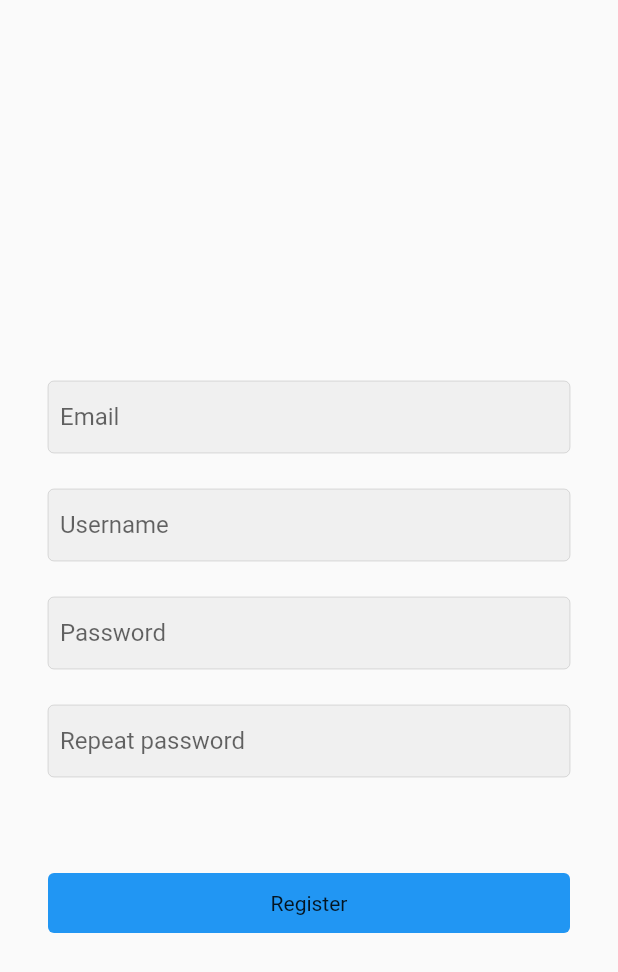
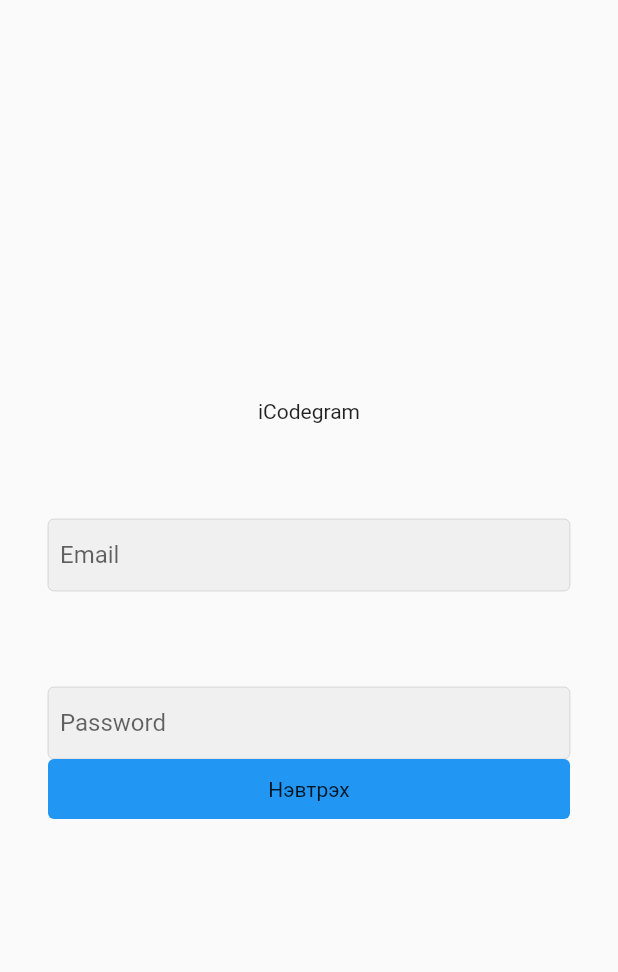
Before and after one commit to OtgonmunkhG/flutter, a Flutter app: the screen it shows after launch, on a phone screen of 412 x 824 dp. Shown: the top 972 px of the screen. Run offline on Flutter 3.47's test engine with Material 2 defaults, Android fonts, the light colour scheme and no system bars; our stand-ins replace cloud_firestore, file_picker, firebase_auth, firebase_core, google_nav_bar, hive and 3 more; missing offline and left inert: starter, word_search_safety; accounts and stored records are empty.

Commit message:
day21 signin with firebase

```diff
--- a/icode_gram/lib/main.dart
+++ b/icode_gram/lib/main.dart
@@ -1,11 +1,12 @@
 import 'package:flutter/material.dart';
 import 'package:firebase_core/firebase_core.dart';
+import 'package:icode_gram/screen/login_screen.dart';
 import 'package:icode_gram/screen/sign_up.dart';
 
 void main() async {
   WidgetsFlutterBinding.ensureInitialized();
   await Firebase.initializeApp();
   runApp(const MaterialApp(
-    home: SignUpScreen(),
+    home: LoginScreen(),
   ));
 }
--- /dev/null
+++ b/icode_gram/lib/screen/login_screen.dart
@@ -0,0 +1,101 @@
+import 'package:flutter/material.dart';
+import 'package:icode_gram/components/text_input_field.dart';
+import 'package:icode_gram/resources/auth_methods.dart';
+
+import 'home_sceen.dart';
+
+class LoginScreen extends StatefulWidget {
+  const LoginScreen({super.key});
+
+  @override
+  State<LoginScreen> createState() => _LoginScreenState();
+}
+
+class _LoginScreenState extends State<LoginScreen> {
+  final TextEditingController _emailController = TextEditingController();
+  final TextEditingController _passwordController = TextEditingController();
+  bool _isLoading = false;
+  void loginUser() async {
+    setState(() {
+      _isLoading = false;
+    });
+    Navigator.push(
+        context, MaterialPageRoute(builder: (context) => HomeScreen()));
+    String result = await AuthMethods().loginUser(
+        email: _emailController.text, password: _passwordController.text);
+    if (result == "success") {
+      print("Logged in");
+    } else {
+      print("Not logged in");
+    }
+  }
+
+  @override
+  Widget build(BuildContext context) {
+    return Scaffold(
+      body: SafeArea(
+        child: Container(
+          padding: EdgeInsets.symmetric(horizontal: 32),
+          width: double.infinity,
+          child: Column(
+            crossAxisAlignment: CrossAxisAlignment.center,
+            children: [
+              Flexible(
+                child: Container(),
+                flex: 2,
+              ),
+              Text("iCodegram"),
+              SizedBox(
+                height: 64,
+              ),
+              TextInputField(
+                hintText: "Email",
+                  isPassword: false,
+                  editingController: _emailController,
+                  textInputType: TextInputType.emailAddress),
+              SizedBox(
+                height: 64,
+              ),
+              TextInputField(
+                hintText: "Password",
+                  isPassword: true,
+                  editingController: _passwordController,
+                  textInputType: TextInputType.text),
+              InkWell(
+                onTap: () {
+                  loginUser();
+                },
+                child: Container(
+                  width: double.infinity,
+                  alignment: Alignment.center,
+                  padding: EdgeInsets.symmetric(vertical: 12),
+                  decoration: ShapeDecoration(
+                    shape: RoundedRectangleBorder(
+                        borderRadius: BorderRadius.all(Radius.circular(4))),
+                    color: Colors.blue,
+                  ),
+                  child: Center(
+                    child: _isLoading
+                        ? Center(
+                            child: CircularProgressIndicator(
+                              color: Colors.white,
+                            ),
+                          )
+                        : Text("Нэвтрэх"),
+                  ),
+                ),
+              ),
+              SizedBox(
+                height: 12,
+              ),
+              Flexible(
+                child: Container(),
+                flex: 2,
+              )
+            ],
+          ),
+        ),
+      ),
+    );
+  }
+}
--- /dev/null
+++ b/icode_gram/lib/utils/utils.dart
@@ -0,0 +1,6 @@
+import 'package:flutter/material.dart';
+
+
+showSnackBar(String content, BuildContext context) {
+  ScaffoldMessenger.of(context).showSnackBar(SnackBar(content: Text(content)));
+}
```
Also changed, not shown: icode_gram/lib/resources/auth_methods.dart (+22 -0 lines), icode_gram/lib/screen/home_sceen.dart (added, +24 -0 lines).
